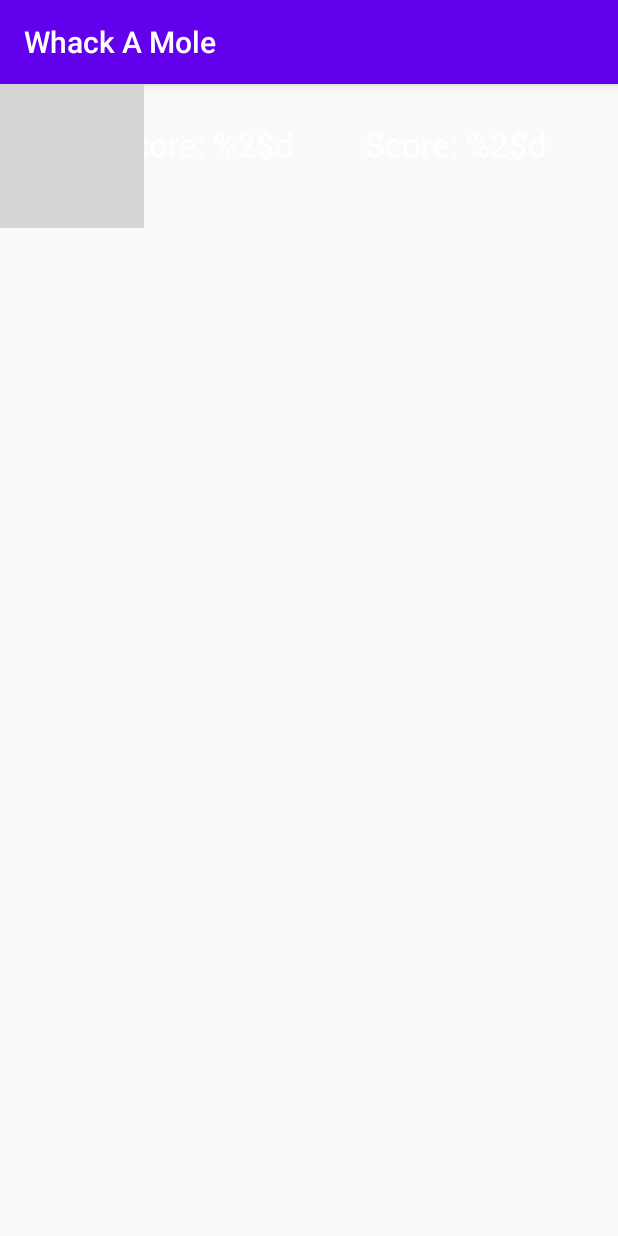
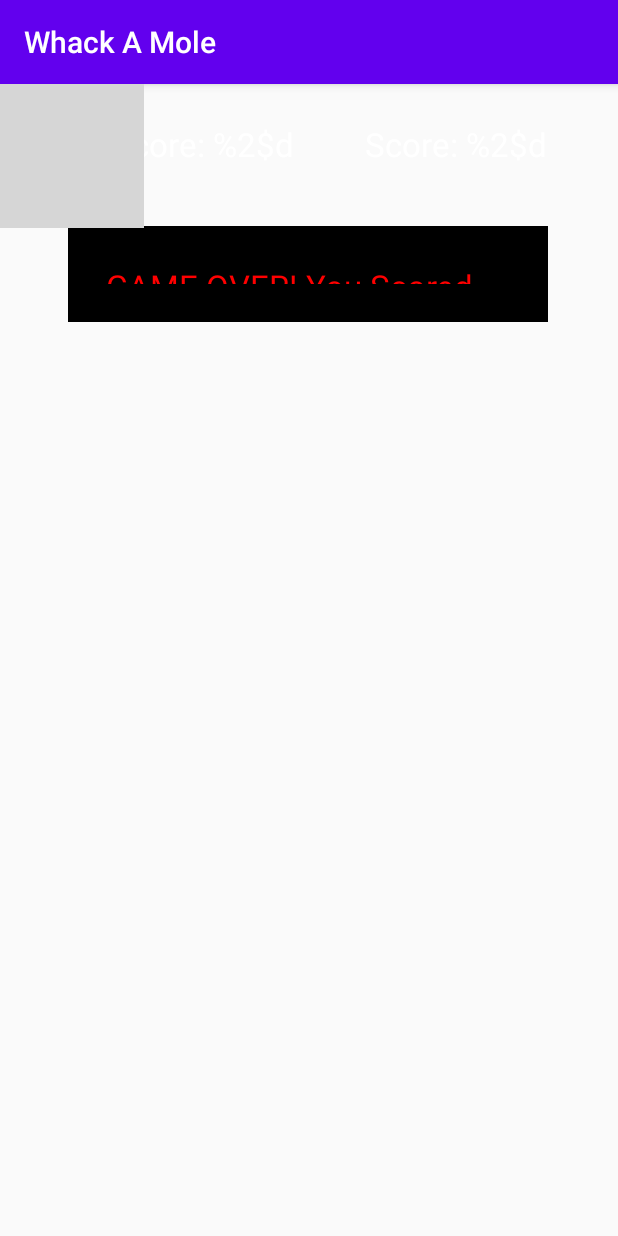
Before and after one commit to mbknoth/Whack-A-Mole, an Android app: the screen it shows after launch (MainActivity), on a phone screen of 412 x 824 dp. Run offline under Robolectric (Android 15) with nearby library versions, the light colour scheme and no system bars; grey boxes are pictures that could not be loaded.

Commit message:
adding end game fragment and logic in scoreviewmodel

```diff
--- a/app/src/main/java/com/example/whackamole/MainActivity.java
+++ b/app/src/main/java/com/example/whackamole/MainActivity.java
@@ -1,19 +1,24 @@
 package com.example.whackamole;
 
 import androidx.appcompat.app.AppCompatActivity;
+import androidx.lifecycle.ViewModelProvider;
 
 import android.os.Bundle;
 import android.widget.ImageView;
 import android.widget.TextView;
 
+import com.example.whackamole.ui.main.ScoreViewModel;
+
 public class MainActivity extends AppCompatActivity {
+
+    private ScoreViewModel scoreViewModel;
 
     @Override
     protected void onCreate(Bundle savedInstanceState) {
         super.onCreate(savedInstanceState);
         setContentView(R.layout.main_activity);
 
-        TextView score = (TextView) findViewById(R.id.score);
+        TextView score = (TextView) findViewById(R.id.current_score);
 
         ImageView m1 = (ImageView) findViewById(R.id.mole1);
         ImageView m2 = (ImageView) findViewById(R.id.mole2);
@@ -25,7 +30,7 @@ public class MainActivity extends AppCompatActivity {
         ImageView m8 = (ImageView) findViewById(R.id.mole8);
         ImageView m9 = (ImageView) findViewById(R.id.mole9);
 
-
+        scoreViewModel = new ViewModelProvider(this).get(ScoreViewModel.class);
 
 
     }
--- a/app/src/main/java/com/example/whackamole/ui/main/MainGameFragment.java
+++ b/app/src/main/java/com/example/whackamole/ui/main/EndGameScreenFragment.java
@@ -12,10 +12,10 @@ import com.example.whackamole.R;
 
 /**
  * A simple {@link Fragment} subclass.
- * Use the {@link MainGameFragment#newInstance} factory method to
+ * Use the {@link EndGameScreenFragment#newInstance} factory method to
  * create an instance of this fragment.
  */
-public class MainGameFragment extends Fragment {
+public class EndGameScreenFragment extends Fragment {
 
     // TODO: Rename parameter arguments, choose names that match
     // the fragment initialization parameters, e.g. ARG_ITEM_NUMBER
@@ -26,7 +26,7 @@ public class MainGameFragment extends Fragment {
     private String mParam1;
     private String mParam2;
 
-    public MainGameFragment() {
+    public EndGameScreenFragment() {
         // Required empty public constructor
     }
 
@@ -36,11 +36,11 @@ public class MainGameFragment extends Fragment {
      *
      * @param param1 Parameter 1.
      * @param param2 Parameter 2.
-     * @return A new instance of fragment MainGameFragment.
+     * @return A new instance of fragment ScoreFragment.
      */
     // TODO: Rename and change types and number of parameters
-    public static MainGameFragment newInstance(String param1, String param2) {
-        MainGameFragment fragment = new MainGameFragment();
+    public static EndGameScreenFragment newInstance(String param1, String param2) {
+        EndGameScreenFragment fragment = new EndGameScreenFragment();
         Bundle args = new Bundle();
         args.putString(ARG_PARAM1, param1);
         args.putString(ARG_PARAM2, param2);
@@ -61,6 +61,6 @@ public class MainGameFragment extends Fragment {
     public View onCreateView(LayoutInflater inflater, ViewGroup container,
                              Bundle savedInstanceState) {
         // Inflate the layout for this fragment
-        return inflater.inflate(R.layout.fragment_main_game, container, false);
+        return inflater.inflate(R.layout.fragment_end_game_screen, container, false);
     }
 }
--- /dev/null
+++ b/app/src/main/java/com/example/whackamole/ui/main/ScoreViewModel.java
@@ -0,0 +1,16 @@
+package com.example.whackamole.ui.main;
+
+import androidx.lifecycle.MutableLiveData;
+import androidx.lifecycle.ViewModel;
+
+public class ScoreViewModel extends ViewModel {
+    public MutableLiveData<Integer> getHighScore() {
+        return highScore;
+    }
+
+    public void setHighScore(MutableLiveData<Integer> highScore) {
+        this.highScore = highScore;
+    }
+
+    private MutableLiveData<Integer> highScore;
+}
--- /dev/null
+++ b/app/src/main/res/layout/fragment_end_game_screen.xml
@@ -0,0 +1,27 @@
+<LinearLayout xmlns:android="http://schemas.android.com/apk/res/android"
+    xmlns:app="http://schemas.android.com/apk/res-auto"
+    xmlns:tools="http://schemas.android.com/tools"
+    android:id="@+id/container"
+    android:layout_width="wrap_content"
+    android:layout_height="wrap_content"
+    android:background="@android:color/background_dark"
+    android:orientation="vertical">
+
+    <TextView
+        android:id="@+id/end_game_message"
+        android:layout_width="wrap_content"
+        android:layout_height="wrap_content"
+        android:layout_margin="25dp"
+        android:text="@string/end_game_screen_text"
+        android:textAppearance="@style/TextAppearance.AppCompat.Large"
+        android:textColor="#FF0000"
+        android:textColorHint="#FFEB3B" />
+
+    <Button
+        android:id="@+id/button"
+        android:layout_width="match_parent"
+        android:layout_height="wrap_content"
+        android:layout_margin="15dp"
+        android:padding="10dp"
+        android:text="@string/play_again" />
+</LinearLayout>
--- a/app/src/main/res/layout/main_activity.xml
+++ b/app/src/main/res/layout/main_activity.xml
@@ -163,4 +163,21 @@
         app:layout_constraintVertical_bias="0.12"
         app:srcCompat="@drawable/mole" />
 
+    <fragment
+        android:id="@+id/end_game_screen_fragment"
+        android:name="com.example.whackamole.ui.main.EndGameScreenFragment"
+        android:layout_width="320dp"
+        android:layout_height="64dp"
+        android:layout_marginStart="32dp"
+        android:layout_marginLeft="32dp"
+        android:layout_marginEnd="32dp"
+        android:layout_marginRight="32dp"
+        android:visibility="invisible"
+        app:layout_constraintBottom_toBottomOf="parent"
+        app:layout_constraintEnd_toEndOf="parent"
+        app:layout_constraintHorizontal_bias="0.472"
+        app:layout_constraintStart_toStartOf="parent"
+        app:layout_constraintTop_toTopOf="parent"
+        app:layout_constraintVertical_bias="0.134" />
+
 </androidx.constraintlayout.widget.ConstraintLayout>
--- a/app/src/main/res/values/strings.xml
+++ b/app/src/main/res/values/strings.xml
@@ -2,5 +2,6 @@
     <string name="app_name">Whack A Mole</string>
     <string name="game_current_score">Score: %2$d</string>
     <string name="game_hi_score">Hi-Score: %2$d</string>
-    <string name="hello_blank_fragment">Hello blank fragment</string>
+    <string name="end_game_screen_text">GAME OVER! You Scored %2$d</string>
+    <string name="play_again">PLAY AGAIN</string>
 </resources>
```
Also changed, not shown: app/build.gradle (+35 -0 lines), app/src/main/java/com/example/whackamole/ui/main/MainViewModel.java (deleted, +0 -7 lines), app/src/main/java/com/example/whackamole/ui/main/ScoreFragment.java (deleted, +0 -66 lines), app/src/main/res/layout/fragment_main_game.xml (deleted, +0 -166 lines), app/src/main/res/layout/fragment_score.xml (deleted, +0 -14 lines).
